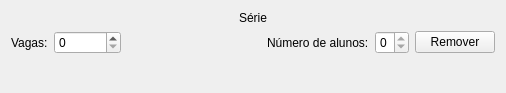
matheusfillipe/ganec, file src/main/python/ui/widgets/vagas.ui: the form before one commit.
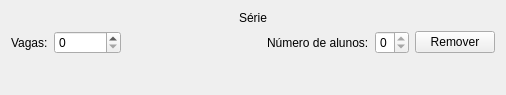
The form after the commit.

```diff
--- a/src/main/python/ui/widgets/vagas.ui
+++ b/src/main/python/ui/widgets/vagas.ui
@@ -7,7 +7,7 @@
     <x>0</x>
     <y>0</y>
     <width>506</width>
-    <height>93</height>
+    <height>95</height>
    </rect>
   </property>
   <property name="windowTitle">
```
